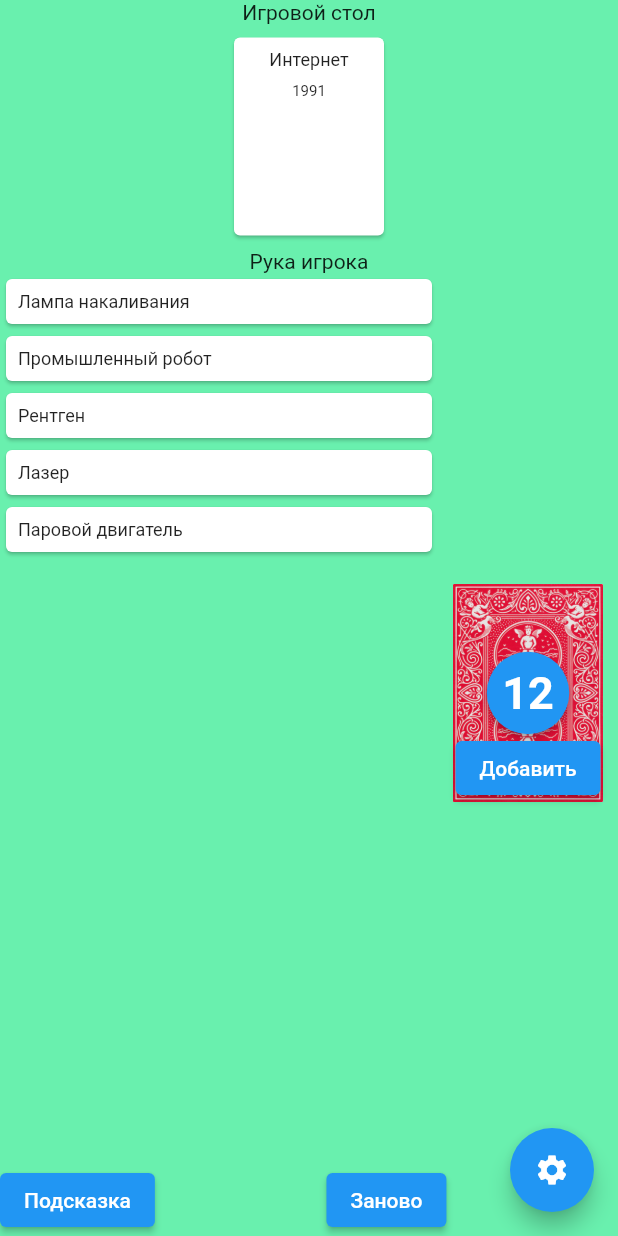
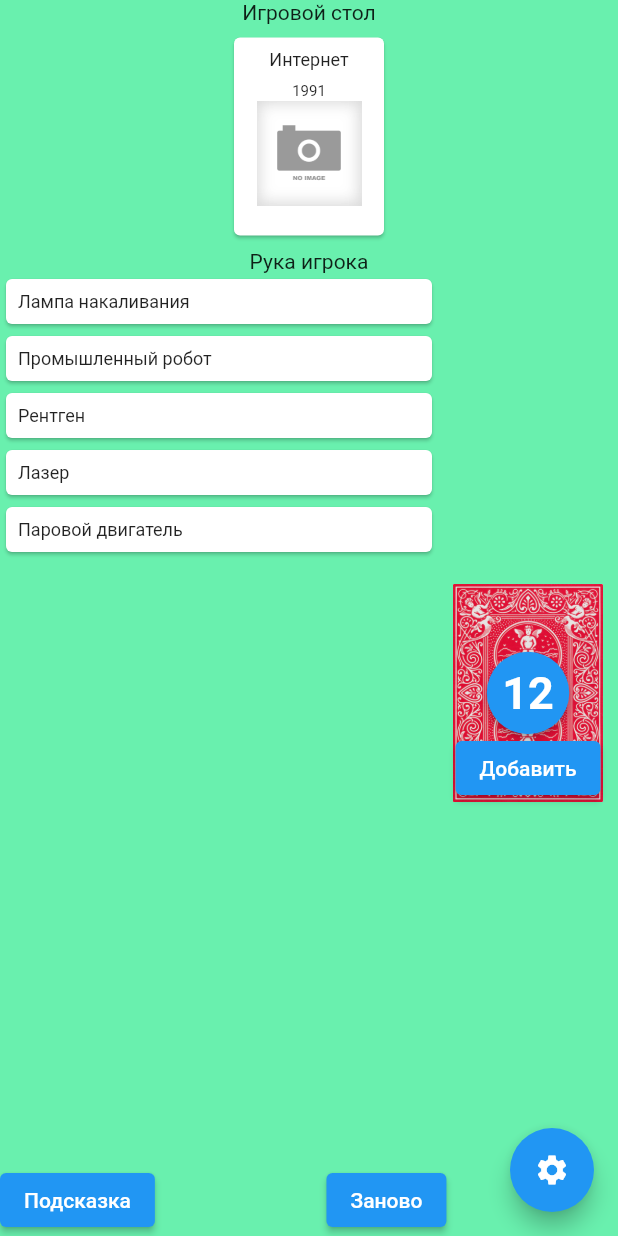
Before and after one commit to Emerald2014/timeline, a Flutter app: the screen it shows after launch, on a phone screen of 412 x 824 dp. Run offline on Flutter 3.47's test engine with Material 2 defaults, Android fonts, the phone set to English and light mode, and no system bars.

Commit message:
Добавил изображение к карточке на столе

```diff
--- a/lib/ui/game_screen.dart
+++ b/lib/ui/game_screen.dart
@@ -183,7 +183,8 @@ class _GameScreenState extends State<GameScreen> {
                         boardCard.year.toString(),
                         style: TextStyle(fontSize: 10),
                         textAlign: TextAlign.center,
-                      )
+                      ),
+                      Image.asset(boardCard.image, height: 70,)
                     ],
                   ),
                 ),
```
